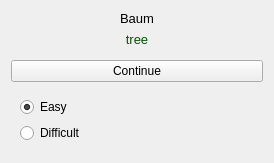
Before: the Qt Designer form src/practice/practice_widget_flashcard.ui in KDE/parley, drawn with Qt 5.
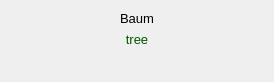
After: the same form once the commit is applied.

Commit message: move continue and rating below the central widget

Patch:
```diff
--- a/src/practice/practice_widget_flashcard.ui
+++ b/src/practice/practice_widget_flashcard.ui
@@ -7,7 +7,7 @@
     <x>0</x>
     <y>0</y>
     <width>274</width>
-    <height>163</height>
+    <height>82</height>
    </rect>
   </property>
   <property name="windowTitle">
@@ -121,44 +121,6 @@
      </property>
     </spacer>
    </item>
-   <item>
-    <widget class="QPushButton" name="continueButton">
-     <property name="text">
-      <string>Continue</string>
-     </property>
-    </widget>
-   </item>
-   <item>
-    <widget class="QStackedWidget" name="ratingStack">
-     <property name="currentIndex">
-      <number>1</number>
-     </property>
-     <widget class="QWidget" name="page">
-      <layout class="QHBoxLayout" name="horizontalLayout"/>
-     </widget>
-     <widget class="QWidget" name="page_2">
-      <layout class="QVBoxLayout" name="verticalLayout_2">
-       <item>
-        <widget class="QRadioButton" name="easyButton">
-         <property name="text">
-          <string>Easy</string>
-         </property>
-         <property name="checked">
-          <bool>true</bool>
-         </property>
-        </widget>
-       </item>
-       <item>
-        <widget class="QRadioButton" name="difficultButton">
-         <property name="text">
-          <string>Difficult</string>
-         </property>
-        </widget>
-       </item>
-      </layout>
-     </widget>
-    </widget>
-   </item>
   </layout>
  </widget>
  <resources/>
```
The commit also changes 4 other files.
